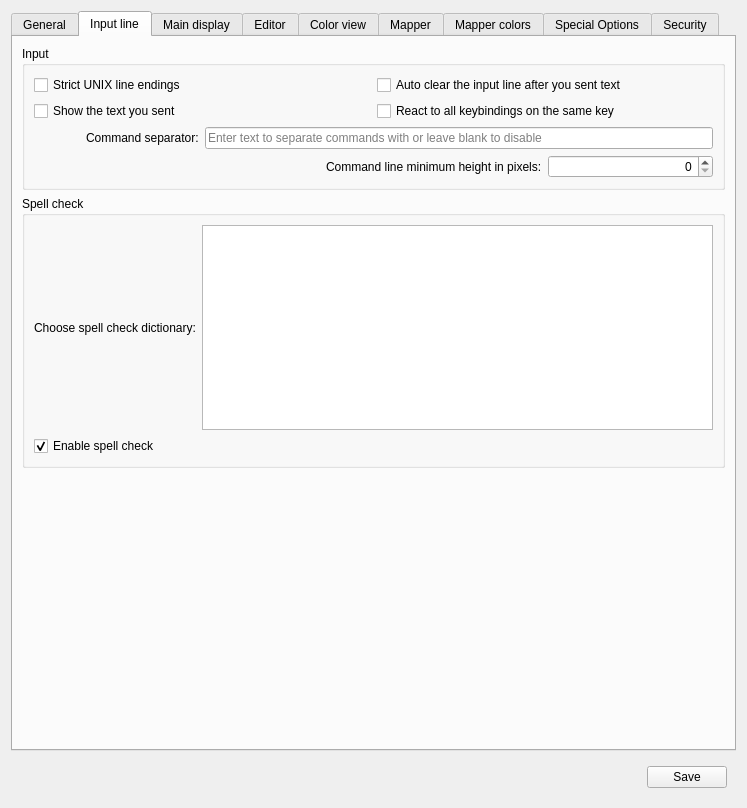
This is src/ui/profile_preferences.ui in Mudlet/Mudlet as Qt 5 draws it before an edit. The edited form follows.
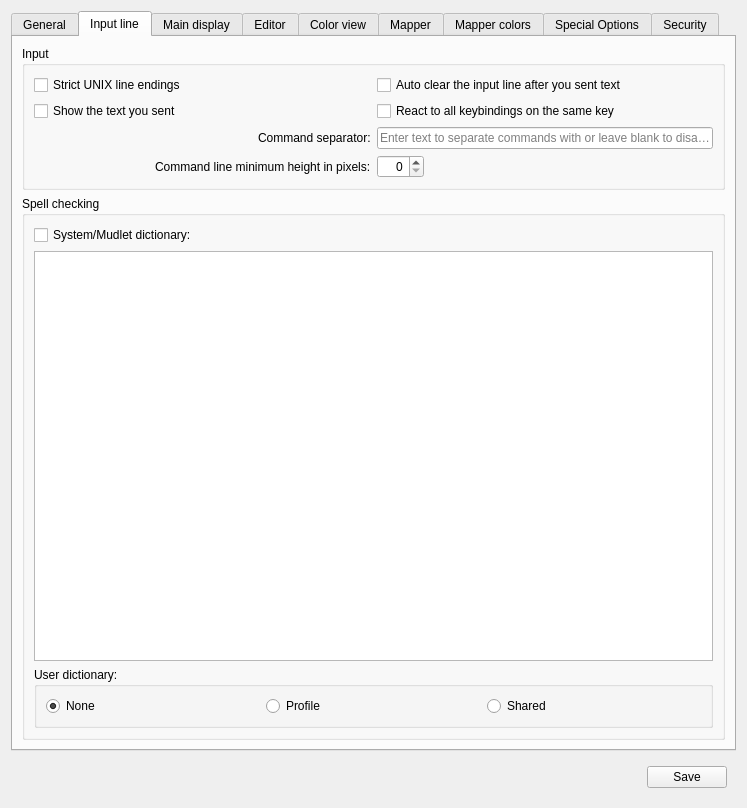
This is the edited form. The open tabs and pages were chosen to show the change. Icons and pictures are not drawn. Custom widgets are drawn as their Qt base class.

Commit message: Enhance: add per profile dictionary capability (#2358)

What changed in the file:
```diff
--- a/src/ui/profile_preferences.ui
+++ b/src/ui/profile_preferences.ui
@@ -433,7 +433,7 @@
       <attribute name="title">
        <string>Input line</string>
       </attribute>
-      <layout class="QGridLayout" name="gridLayout_tab_inputline">
+      <layout class="QGridLayout" name="gridLayout_tab_inputline" rowstretch="0,1,0">
        <item row="0" column="0">
         <widget class="QGroupBox" name="groupBox_input">
          <property name="enabled">
@@ -442,8 +442,8 @@
          <property name="title">
           <string>Input</string>
          </property>
-         <layout class="QGridLayout" name="gridLayout_groupBox_input" columnstretch="1,1,1,1">
-          <item row="0" column="0" colspan="2">
+         <layout class="QGridLayout" name="gridLayout_groupBox_input" columnstretch="1,1">
+          <item row="0" column="0">
            <widget class="QCheckBox" name="USE_UNIX_EOL">
             <property name="toolTip">
              <string>use strict UNIX line endings on commands for old UNIX servers that can't handle windows line endings correctly</string>
@@ -453,14 +453,14 @@
             </property>
            </widget>
           </item>
-          <item row="0" column="2" colspan="2">
+          <item row="0" column="1">
            <widget class="QCheckBox" name="auto_clear_input_line_checkbox">
             <property name="text">
              <string>Auto clear the input line after you sent text</string>
             </property>
            </widget>
           </item>
-          <item row="1" column="0" colspan="2">
+          <item row="1" column="0">
            <widget class="QCheckBox" name="show_sent_text_checkbox">
             <property name="toolTip">
              <string>&lt;p&gt;Echo the text you send in the display box.&lt;/p&gt;&lt;p&gt;&lt;i&gt;This can be disabled by the game server if it negotiates to use the telnet ECHO option&lt;/i&gt;&lt;/p&gt;</string>
@@ -470,7 +470,7 @@
             </property>
            </widget>
           </item>
-          <item row="1" column="2" colspan="2">
+          <item row="1" column="1">
            <widget class="QCheckBox" name="checkBox_runAllKeyBindings">
             <property name="toolTip">
              <string>&lt;p&gt;Check all Key-bindings against key-presses.&lt;/p&gt;&lt;p&gt;&lt;i&gt;Versions of Mudlet prior to &lt;b&gt;3.9.0&lt;/b&gt; would stop checking after the first matching combination of&lt;/i&gt; KeyCode &lt;i&gt;and&lt;/i&gt; KeyModifier &lt;i&gt;was found and then send the command and/or run the script of that Key-binding only.  This&lt;/i&gt; per-profile &lt;i&gt;option tells Mudlet to check and run the remaining matches; but, to retain compatibility with previous versions, defaults to the &lt;b&gt;un&lt;/b&gt;-checked state.&lt;/i&gt;&lt;/p&gt;</string>
@@ -493,14 +493,14 @@
             </property>
            </widget>
           </item>
-          <item row="2" column="1" colspan="3">
+          <item row="2" column="1">
            <widget class="QLineEdit" name="command_separator_lineedit">
             <property name="placeholderText">
              <string>Enter text to separate commands with or leave blank to disable</string>
             </property>
            </widget>
           </item>
-          <item row="3" column="0" colspan="3" alignment="Qt::AlignRight">
+          <item row="3" column="0" alignment="Qt::AlignRight">
            <widget class="QLabel" name="label_commandLineMinimumHeight">
             <property name="text">
              <string>Command line minimum height in pixels:</string>
@@ -510,7 +510,7 @@
             </property>
            </widget>
           </item>
-          <item row="3" column="3">
+          <item row="3" column="1" alignment="Qt::AlignLeft">
            <widget class="QSpinBox" name="commandLineMinimumHeight">
             <property name="alignment">
              <set>Qt::AlignRight|Qt::AlignTrailing|Qt::AlignVCenter</set>
@@ -525,30 +525,93 @@
        </item>
        <item row="1" column="0">
         <widget class="QGroupBox" name="groupBox_spellCheck">
+         <property name="toolTip">
+          <string notr="true"/>
+         </property>
          <property name="title">
-          <string>Spell check</string>
+          <string>Spell checking</string>
          </property>
-         <layout class="QGridLayout" name="gridLayout_groupBox_spellCheck">
-          <item row="0" column="0">
-           <widget class="QLabel" name="label_57">
+         <layout class="QVBoxLayout" name="verticalLayout_2">
+          <item>
+           <widget class="QCheckBox" name="checkBox_spellCheck">
+            <property name="toolTip">
+             <string>&lt;p&gt;This option controls spell-checking on the command line in the main console for this profile.&lt;/p&gt;</string>
+            </property>
             <property name="text">
-             <string>Choose spell check dictionary:</string>
+             <string>System/Mudlet dictionary:</string>
             </property>
            </widget>
           </item>
-          <item row="0" column="1">
-           <widget class="QListWidget" name="dictList"/>
-          </item>
-          <item row="1" column="0" colspan="2">
-           <widget class="QCheckBox" name="enableSpellCheck">
-            <property name="text">
-             <string>Enable spell check</string>
+          <item>
+           <widget class="QListWidget" name="dictList">
+            <property name="toolTip">
+             <string>&lt;p&gt;Select one dictionary which will be available on the command line and in the lua sub-system.&lt;/p&gt;</string>
             </property>
-            <property name="checked">
+            <property name="sizeAdjustPolicy">
+             <enum>QAbstractScrollArea::AdjustToContents</enum>
+            </property>
+            <property name="dragDropMode">
+             <enum>QAbstractItemView::DragDrop</enum>
+            </property>
+            <property name="movement">
+             <enum>QListView::Snap</enum>
+            </property>
+            <property name="flow">
+             <enum>QListView::TopToBottom</enum>
+            </property>
+            <property name="resizeMode">
+             <enum>QListView::Adjust</enum>
+            </property>
+            <property name="viewMode">
+             <enum>QListView::IconMode</enum>
+            </property>
+            <property name="sortingEnabled">
              <bool>true</bool>
             </property>
            </widget>
           </item>
+          <item>
+           <widget class="QGroupBox" name="groupBox_userDictionary">
+            <property name="title">
+             <string>User dictionary:</string>
+            </property>
+            <layout class="QHBoxLayout" name="horizontalLayout_userDictionary">
+             <item>
+              <widget class="QRadioButton" name="radioButton_userDictionary_none">
+               <property name="toolTip">
+                <string>&lt;p&gt;A user dictionary will not be used on the main console command line. Lua commands that target a user dictionary will return &lt;tt&gt;nil&lt;/t&gt; and &lt;i&gt;an error message&lt;/i&gt;.&lt;/p&gt;&lt;p&gt;It will still, however, be possible to access the main dictionary selected above.&lt;/p&gt;</string>
+               </property>
+               <property name="text">
+                <string>None</string>
+               </property>
+               <property name="checked">
+                <bool>true</bool>
+               </property>
+              </widget>
+             </item>
+             <item>
+              <widget class="QRadioButton" name="radioButton_userDictionary_profile">
+               <property name="toolTip">
+                <string>&lt;p&gt;A user dictionary specific to this profile will be available. This will be on the command line (words which are in it will appear with a dashed cyan underline) and in the lua sub-system.&lt;/p&gt;</string>
+               </property>
+               <property name="text">
+                <string>Profile</string>
+               </property>
+              </widget>
+             </item>
+             <item>
+              <widget class="QRadioButton" name="radioButton_userDictionary_common">
+               <property name="toolTip">
+                <string>&lt;p&gt;A user dictionary that is shared between all profiles (which have this option selected) will be available. This will be on the command line (words which are in it will appear with a dashed cyan underline) and in the lua sub-system.&lt;/p&gt;</string>
+               </property>
+               <property name="text">
+                <string>Shared</string>
+               </property>
+              </widget>
+             </item>
+            </layout>
+           </widget>
+          </item>
          </layout>
         </widget>
        </item>
@@ -559,8 +622,8 @@
          </property>
          <property name="sizeHint" stdset="0">
           <size>
-           <width>20</width>
-           <height>26</height>
+           <width>0</width>
+           <height>0</height>
           </size>
          </property>
         </spacer>
```
The commit also changes 18 other files.
